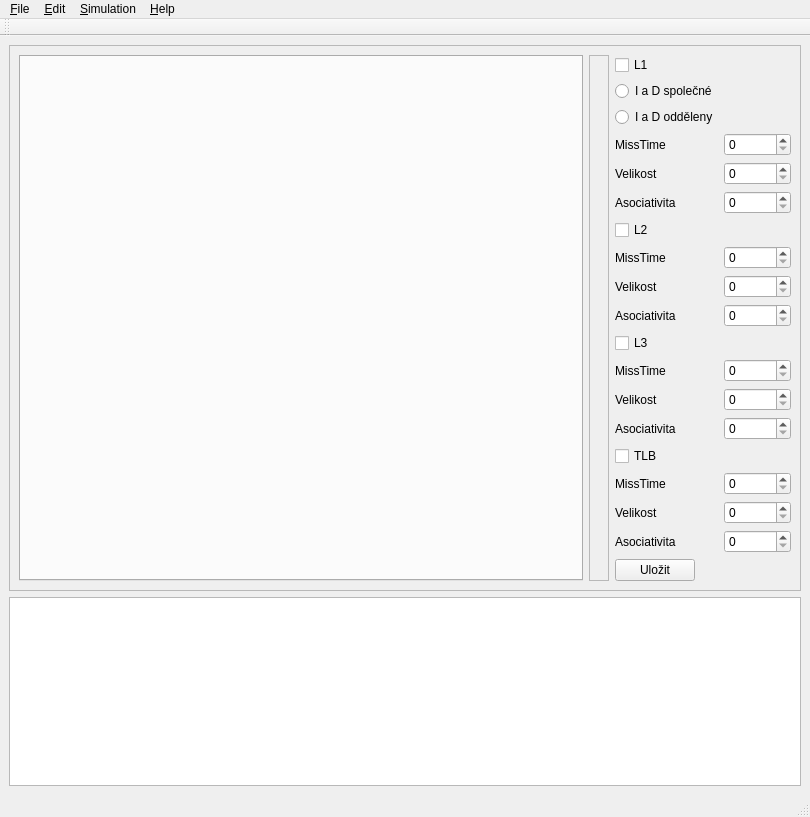
Above: src/memsim-gui/memsim.ui from pholasek/memsim before the change. Below: the same form after it.
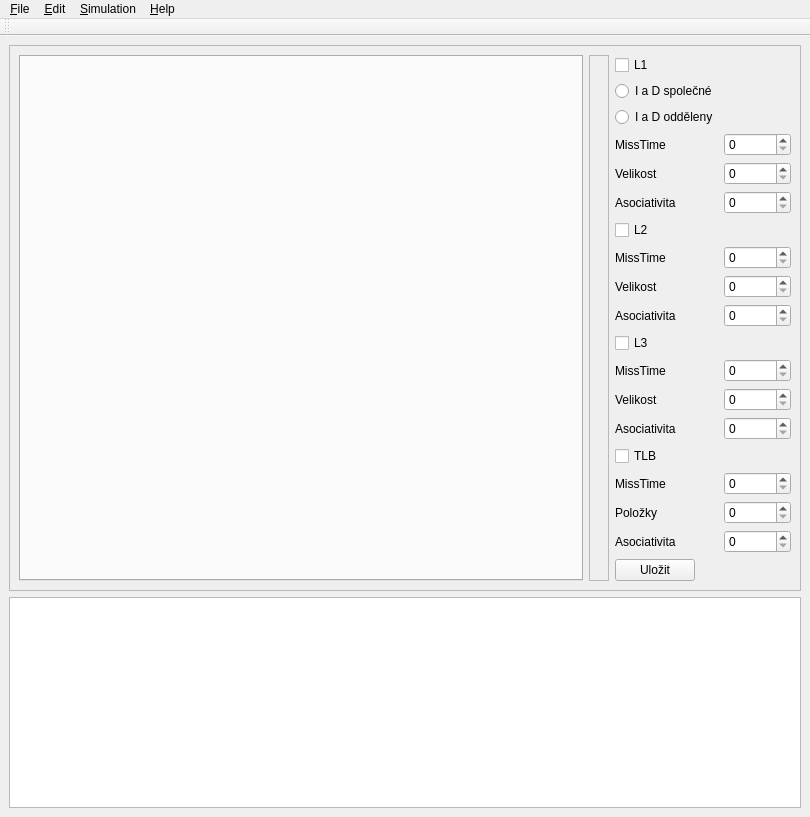
That is the form after the change.

```diff
--- a/src/memsim-gui/memsim.ui
+++ b/src/memsim-gui/memsim.ui
@@ -199,7 +199,7 @@
          <item row="16" column="0">
           <widget class="QLabel" name="label_10">
            <property name="text">
-            <string>Velikost</string>
+            <string>Položky</string>
            </property>
           </widget>
          </item>
@@ -339,7 +339,6 @@
     <bool>false</bool>
    </attribute>
   </widget>
-  <widget class="QStatusBar" name="statusBar"/>
   <action name="actionRun">
    <property name="text">
     <string>R&amp;un</string>
```
Left out of the diff: 16 changed lines with no effect on the pictures.
